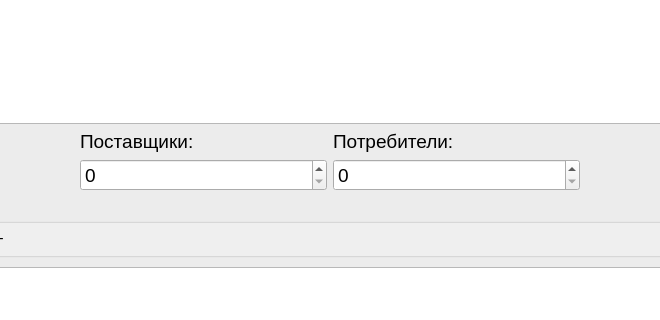
AndreiDuvakin/TransportTask, file ui/MainWin.ui: the form before one commit; both pictures show x 92 to 752 and y 274 to 594 of the 850 by 1000 pixel window.
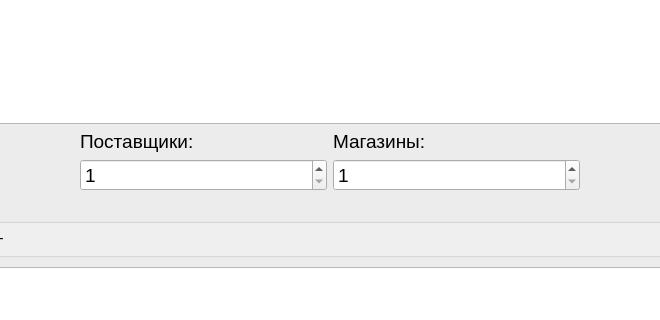
The form after the commit.

```diff
--- a/ui/MainWin.ui
+++ b/ui/MainWin.ui
@@ -33,10 +33,18 @@
       </property>
       <layout class="QGridLayout" name="gridLayout_2">
        <item row="2" column="1">
-        <widget class="QSpinBox" name="spinBox"/>
+        <widget class="QSpinBox" name="spinBox">
+         <property name="minimum">
+          <number>1</number>
+         </property>
+        </widget>
        </item>
        <item row="2" column="2">
-        <widget class="QSpinBox" name="spinBox_3"/>
+        <widget class="QSpinBox" name="spinBox_3">
+         <property name="minimum">
+          <number>1</number>
+         </property>
+        </widget>
        </item>
        <item row="1" column="1">
         <widget class="QLabel" name="label">
@@ -48,7 +56,7 @@
        <item row="1" column="2">
         <widget class="QLabel" name="label_2">
          <property name="text">
-          <string>Потребители:</string>
+          <string>Магазины:</string>
          </property>
         </widget>
        </item>
```
